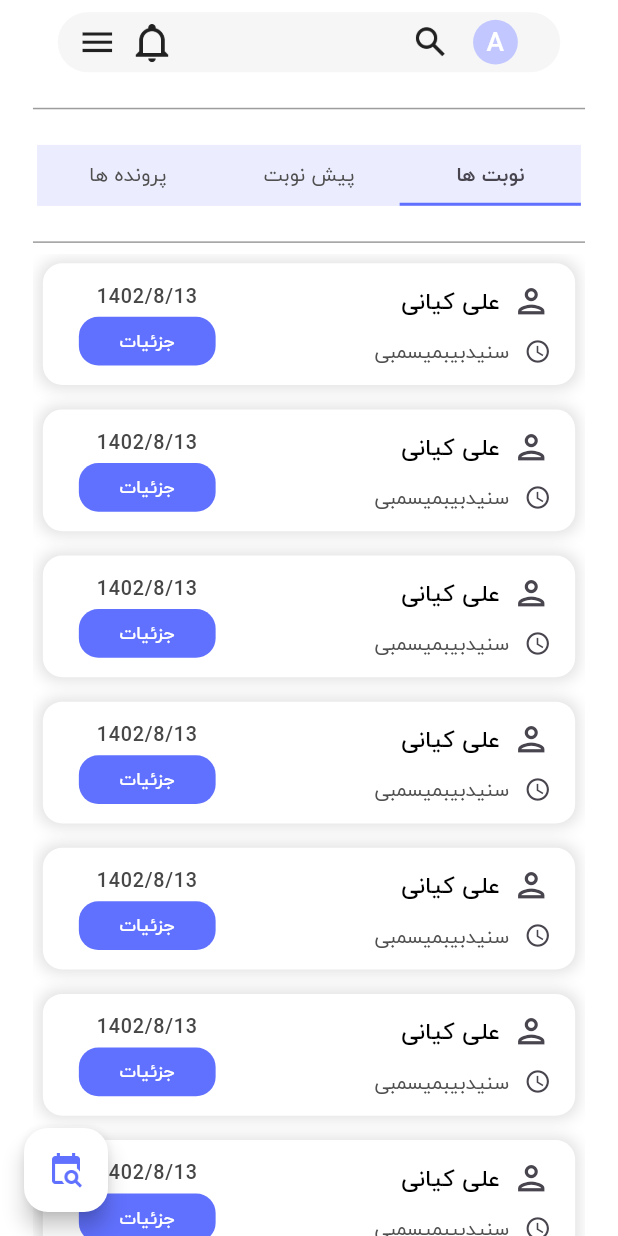
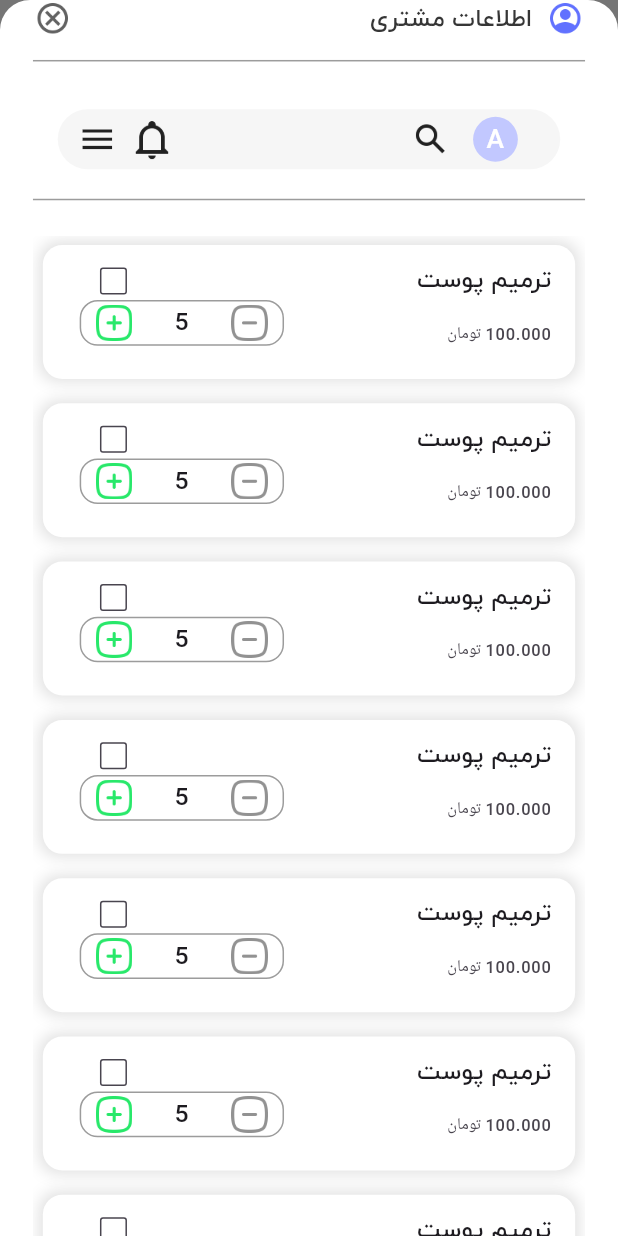
Before and after one commit to RayMasoumi/nobitok, a Flutter app: the screen it shows after launch, on a phone screen of 412 x 824 dp. Run offline on Flutter 3.47's test engine with Material 2 defaults, Android fonts, the phone set to English and light mode, and no system bars; our stand-ins replace flutter_bloc, flutter_screenutil.

Commit message:
services list done(UI)

```diff
--- a/lib/main.dart
+++ b/lib/main.dart
@@ -1,7 +1,7 @@
 import 'package:flutter/material.dart';
 import 'package:flutter_localizations/flutter_localizations.dart';
 import 'package:flutter_screenutil/flutter_screenutil.dart';
-import 'package:nobitok/presentation/screens/home_screen.dart';
+import 'package:nobitok/presentation/modal_bottom_sheets/service_list.dart';
 
 import 'constants/sizes.dart';
 
@@ -29,8 +29,8 @@ class MyApp extends StatelessWidget {
           ),
           home: const Directionality(
             textDirection: TextDirection.rtl,
-            // child: CustomerInfoBottomSheet(),
-            child: HomeScreen(),
+            child: ServiceBottomSheet(),
+            // child: HomeScreen(),
           ),
           localizationsDelegates: const [
             GlobalMaterialLocalizations.delegate,
--- /dev/null
+++ b/lib/presentation/modal_bottom_sheets/service_list.dart
@@ -0,0 +1,112 @@
+import 'package:flutter/material.dart';
+import 'package:flutter_screenutil/flutter_screenutil.dart';
+import 'package:nobitok/constants/strings.dart';
+import 'package:nobitok/presentation/widgets/custom_list_view.dart';
+import 'package:nobitok/presentation/widgets/custom_topbar.dart';
+import 'package:nobitok/presentation/widgets/padded_divider.dart';
+import 'package:nobitok/presentation/widgets/searchbar_widget.dart';
+import 'package:nobitok/presentation/widgets/thick_list_tile.dart';
+
+import '../../constants/styles.dart';
+import '../widgets/custom_bottom_sheet.dart';
+import '../widgets/custom_input_quantity_widget.dart';
+
+class ServiceBottomSheet extends StatelessWidget {
+  const ServiceBottomSheet({super.key});
+
+  @override
+  Widget build(BuildContext context) {
+    return Scaffold(
+      body: CustomBottomSheet(
+        backgroundColor: Theme.of(context).scaffoldBackgroundColor,
+        child: Column(
+          mainAxisSize: MainAxisSize.min,
+          children: [
+// * top bar:
+            const CustomTopBar(
+              iconPath: 'assets/icons/account_circle.png',
+              title: 'اطلاعات مشتری',
+            ),
+// * divider:
+            const PaddedDivider(topPadding: 8, bottomPadding: 24),
+// * search bar:
+            const SearchbarWidget(), //TODO change later
+// * divider:
+            const PaddedDivider(topPadding: 12, bottomPadding: 16),
+// * listView:
+            Expanded(
+              child: CustomListView(
+                listTile: ThickListTile(
+// * leading:
+                  leading: SizedBox(
+                    width: 120.w,
+                    child: Column(
+                      mainAxisAlignment: MainAxisAlignment.spaceBetween,
+                      children: [
+// * service name:
+                        Row(
+                          children: [
+                            Text(
+                              'ترمیم پوست',
+                              style: kBold13TextStyle,
+                              textAlign: TextAlign.start,
+                            ),
+                            const Spacer(),
+                          ],
+                        ),
+// * service price:
+                        const Row(
+                          children: [
+                            Text('100.000'),
+                            Text(' $kCurrency'),
+                          ],
+                        ),
+                      ],
+                    ),
+                  ),
+// *  trailing:
+                  trailing: SizedBox(
+                    width: 125.w,
+                    height: 69.h,
+                    child: Column(
+                      mainAxisAlignment: MainAxisAlignment.spaceBetween,
+                      children: [
+                        const Spacer(),
+// * checkbox:
+                        Row(
+                          mainAxisAlignment: MainAxisAlignment.end,
+                          children: [
+                            SizedBox(
+                              height: 18.h,
+                              width: 18.w,
+                              child: Checkbox(
+                                value: false,
+                                onChanged: (value) {},
+                                side: const BorderSide(
+                                  color: Color(0xff49454F),
+                                ),
+                              ),
+                            ),
+                            SizedBox(
+                              width: 12.w,
+                            ),
+                          ],
+                        ),
+                        const Spacer(),
+
+// * quantity:
+                        const CustomInputQuantityWidget(
+                          index: 5,
+                        ),
+                      ],
+                    ),
+                  ),
+                ),
+              ),
+            ),
+          ],
+        ),
+      ),
+    );
+  }
+}
--- a/lib/presentation/widgets/custom_image_widget.dart
+++ b/lib/presentation/widgets/custom_image_widget.dart
@@ -7,7 +7,7 @@ class CustomImage extends StatelessWidget {
     required this.path,
     this.color,
     this.width = 24,
-    this.height = 25,
+    this.height = 24,
   });
 
   final String path;
--- /dev/null
+++ b/lib/presentation/widgets/custom_input_quantity_widget.dart
@@ -0,0 +1,53 @@
+import 'package:flutter/material.dart';
+import 'package:flutter_screenutil/flutter_screenutil.dart';
+import 'package:nobitok/constants/colors.dart';
+import 'package:nobitok/constants/styles.dart';
+import 'package:nobitok/presentation/widgets/custom_image_widget.dart';
+
+import '../../constants/sizes.dart';
+
+class CustomInputQuantityWidget extends StatelessWidget {
+  const CustomInputQuantityWidget({
+    super.key,
+    required this.index,
+  });
+
+  final int index;
+
+  @override
+  Widget build(BuildContext context) {
+    return Directionality(
+      textDirection: TextDirection.ltr,
+      child: Container(
+        padding: EdgeInsets.symmetric(horizontal: 8.w),
+        height: 30.h,
+        width: 124.w,
+        decoration: BoxDecoration(
+          borderRadius: kBorderRadius12,
+          color: Colors.white,
+          border: Border.all(color: kDividerColor),
+        ),
+        child: Row(
+          mainAxisAlignment: MainAxisAlignment.spaceAround,
+          children: [
+            InkWell(
+              child: const CustomImage(path: 'assets/icons/Add.png'),
+              onTap: () {},
+            ),
+            Expanded(
+              child: Text(
+                5.toString(),
+                textAlign: TextAlign.center,
+                style: kBold13TextStyle,
+              ),
+            ),
+            GestureDetector(
+              child: const CustomImage(path: 'assets/icons/subtract.png'),
+              onTap: () {},
+            ),
+          ],
+        ),
+      ),
+    );
+  }
+}
--- a/lib/presentation/widgets/custom_list_view.dart
+++ b/lib/presentation/widgets/custom_list_view.dart
@@ -12,7 +12,7 @@ class CustomListView extends StatelessWidget {
   Widget build(BuildContext context) {
     return ListView.builder(itemBuilder: (context, index) {
       return Container(
-        height: 80.h,
+        height: 88.h,
         width: 335.w,
         margin: EdgeInsets.only(
           left: 6.w,
@@ -33,7 +33,7 @@ class CustomListView extends StatelessWidget {
           ],
         ),
         child: Padding(
-          padding: EdgeInsets.symmetric(vertical: 12.h),
+          padding: EdgeInsets.only(top: 11.h, bottom: 8.h),
           child: listTile,
         ),
       );
--- a/lib/presentation/widgets/customer_info.dart
+++ /dev/null
@@ -1,60 +0,0 @@
-import 'package:flutter/material.dart';
-import 'package:nobitok/constants/strings.dart';
-import 'package:nobitok/presentation/widgets/custom_list_view.dart';
-import 'package:nobitok/presentation/widgets/custom_topbar.dart';
-import 'package:nobitok/presentation/widgets/padded_divider.dart';
-import 'package:nobitok/presentation/widgets/searchbar_widget.dart';
-import 'package:nobitok/presentation/widgets/thick_list_tile.dart';
-
-import '../../constants/styles.dart';
-import 'custom_bottom_sheet.dart';
-
-class CustomerInfoBottomSheet extends StatelessWidget {
-  const CustomerInfoBottomSheet({super.key});
-
-  @override
-  Widget build(BuildContext context) {
-    return CustomBottomSheet(
-      backgroundColor: Theme.of(context).scaffoldBackgroundColor,
-      child: Column(
-        mainAxisSize: MainAxisSize.min,
-        children: [
-// * top bar:
-          const CustomTopBar(
-            iconPath: 'assets/icons/account_circle.png',
-            title: 'اطلاعات مشتری',
-          ),
-// * divider:
-          const PaddedDivider(topPadding: 8, bottomPadding: 24),
-// * search bar:
-          const SearchbarWidget(), //TODO change later
-// * divider:
-          const PaddedDivider(topPadding: 12, bottomPadding: 16),
-// * listView:
-          Expanded(
-            child: CustomListView(
-              listTile: ThickListTile(
-                leading: Column(
-                  mainAxisAlignment: MainAxisAlignment.spaceBetween,
-                  children: [
-// * service name:
-                    Text(
-                      'ترمیم پوست',
-                      style: kBold13TextStyle,
-                    ),
-// * service price:
-                    const Text('100.000'),
-                    const Text(' $kCurrency'),
-                  ],
-                ),
-                trailing: const Column(
-                  children: [],
-                ),
-              ),
-            ),
-          ),
-        ],
-      ),
-    );
-  }
-}
--- a/pubspec.yaml
+++ b/pubspec.yaml
@@ -25,6 +25,7 @@ dependencies:
   bloc_test: ^9.1.4
   equatable: ^2.0.5
   connectivity_plus: ^4.0.2
+  persian_datetime_picker: ^2.6.0
 
 dev_dependencies:
   flutter_test:
```
Also changed, not shown: assets/icons/Add.png (added), assets/icons/subtract.png (added), pubspec.lock.
